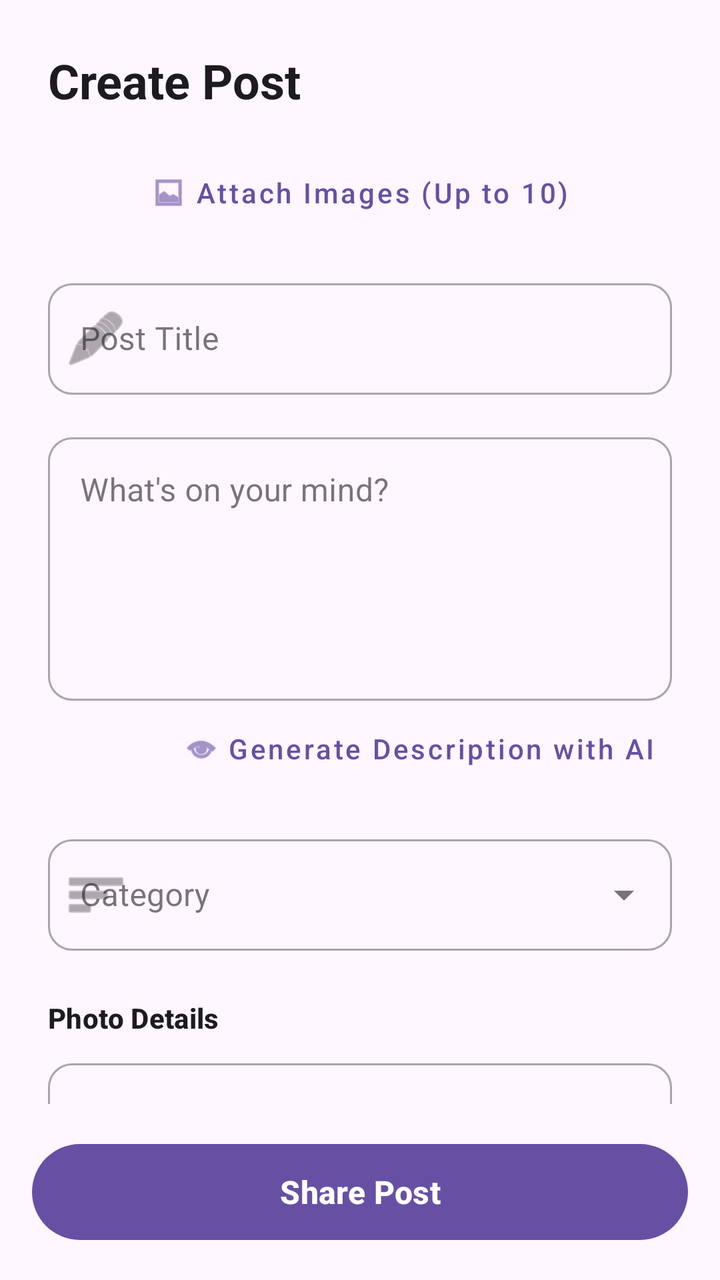
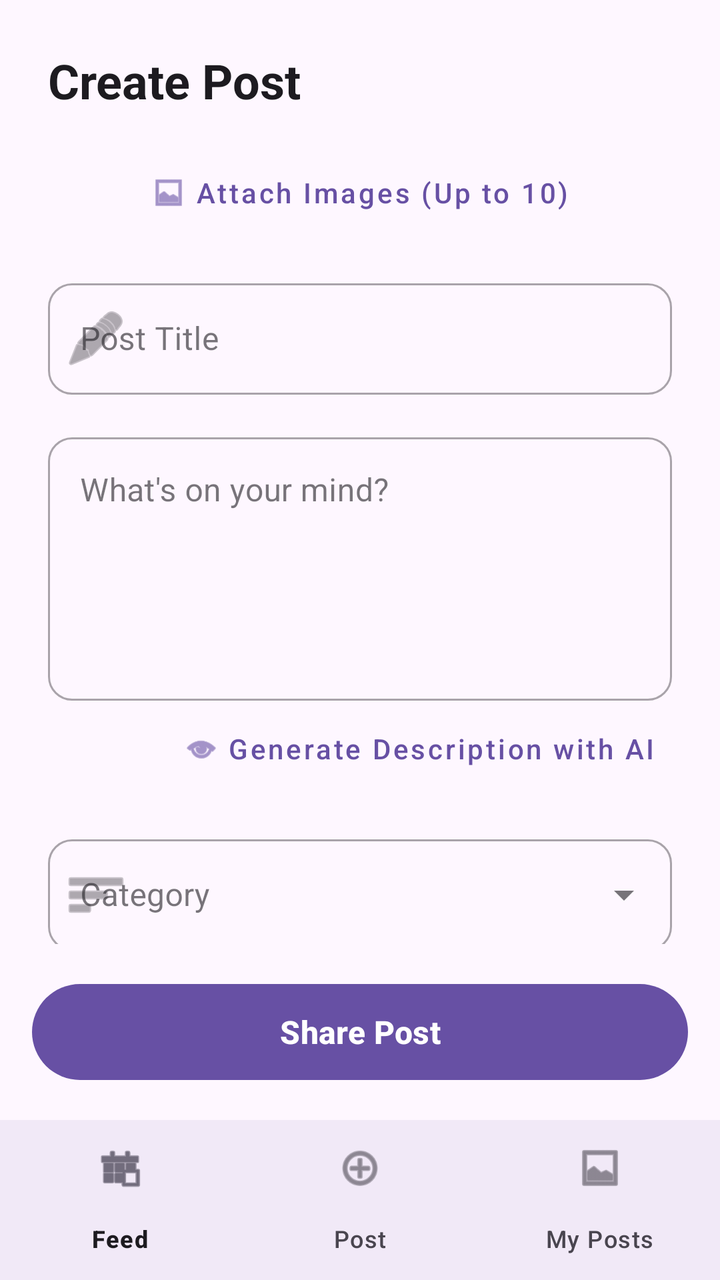

An Android layout rendered at two revisions. The XML below is the earlier revision; the diff shows what the commit changed to produce the second picture.
<!-- AndroidManifest.xml: application theme Theme.TravelLog -->
<!-- res/layout/activity_add_post.xml -->
<?xml version="1.0" encoding="utf-8"?>
<androidx.constraintlayout.widget.ConstraintLayout xmlns:android="http://schemas.android.com/apk/res/android"
    xmlns:app="http://schemas.android.com/apk/res-auto"
    xmlns:tools="http://schemas.android.com/tools"
    android:id="@+id/main"
    android:layout_width="match_parent"
    android:layout_height="match_parent"
    android:background="?attr/colorSurface"
    tools:context=".AddPostActivity">

    
    <TextView
        android:id="@+id/tv_header"
        android:layout_width="wrap_content"
        android:layout_height="wrap_content"
        android:layout_marginStart="24dp"
        android:layout_marginTop="24dp"
        android:text="Create Post"
        android:textAppearance="@style/TextAppearance.MaterialComponents.Headline5"
        android:textStyle="bold"
        app:layout_constraintStart_toStartOf="parent"
        app:layout_constraintTop_toTopOf="parent" />

    <androidx.core.widget.NestedScrollView
        android:layout_width="match_parent"
        android:layout_height="0dp"
        android:layout_marginTop="16dp"
        android:fillViewport="true"
        app:layout_constraintBottom_toTopOf="@+id/bottom_container"
        app:layout_constraintTop_toBottomOf="@+id/tv_header">

        <LinearLayout
            android:layout_width="match_parent"
            android:layout_height="wrap_content"
            android:orientation="vertical"
            android:paddingHorizontal="24dp"
            android:paddingBottom="24dp">

            
            <androidx.recyclerview.widget.RecyclerView
                android:id="@+id/rv_image_previews"
                android:layout_width="match_parent"
                android:layout_height="200dp"
                android:layout_marginBottom="8dp"
                android:orientation="horizontal"
                android:visibility="gone"
                app:layoutManager="androidx.recyclerview.widget.LinearLayoutManager"
                tools:listitem="@android:layout/simple_list_item_1"
                tools:visibility="visible" />

            <com.google.android.material.button.MaterialButton
                android:id="@+id/select_image_btn"
                style="@style/Widget.MaterialComponents.Button.TextButton"
                android:layout_width="wrap_content"
                android:layout_height="wrap_content"
                android:layout_gravity="center_horizontal"
                android:layout_marginBottom="16dp"
                android:text="Attach Images (Up to 10)"
                android:textAllCaps="false"
                app:icon="@android:drawable/ic_menu_gallery" />

            
            <com.google.android.material.textfield.TextInputLayout
                android:id="@+id/post_title_layout"
                style="@style/Widget.MaterialComponents.TextInputLayout.OutlinedBox"
                android:layout_width="match_parent"
                android:layout_height="wrap_content"
                android:hint="Post Title"
                app:boxCornerRadiusBottomEnd="12dp"
                app:boxCornerRadiusBottomStart="12dp"
                app:boxCornerRadiusTopEnd="12dp"
                app:boxCornerRadiusTopStart="12dp"
                app:startIconDrawable="@android:drawable/ic_menu_edit">

                <com.google.android.material.textfield.TextInputEditText
                    android:id="@+id/post_title"
                    android:layout_width="match_parent"
                    android:layout_height="wrap_content"
                    android:inputType="textCapWords" />

            </com.google.android.material.textfield.TextInputLayout>

            
            <com.google.android.material.textfield.TextInputLayout
                android:id="@+id/post_description_layout"
                style="@style/Widget.MaterialComponents.TextInputLayout.OutlinedBox"
                android:layout_width="match_parent"
                android:layout_height="wrap_content"
                android:layout_marginTop="16dp"
                android:hint="What's on your mind?"
                app:boxCornerRadiusBottomEnd="12dp"
                app:boxCornerRadiusBottomStart="12dp"
                app:boxCornerRadiusTopEnd="12dp"
                app:boxCornerRadiusTopStart="12dp">

                <com.google.android.material.textfield.TextInputEditText
                    android:id="@+id/post_description"
                    android:layout_width="match_parent"
                    android:layout_height="wrap_content"
                    android:gravity="top"
                    android:minLines="5"
                    android:inputType="textMultiLine" />

            </com.google.android.material.textfield.TextInputLayout>

            <com.google.android.material.button.MaterialButton
                android:id="@+id/btn_generate_ai_description"
                style="@style/Widget.MaterialComponents.Button.TextButton"
                android:layout_width="wrap_content"
                android:layout_height="wrap_content"
                android:layout_gravity="end"
                android:text="Generate Description with AI"
                android:textAllCaps="false"
                app:icon="@android:drawable/ic_menu_view" />

            
            <com.google.android.material.textfield.TextInputLayout
                android:id="@+id/post_category_layout"
                style="@style/Widget.MaterialComponents.TextInputLayout.OutlinedBox.ExposedDropdownMenu"
                android:layout_width="match_parent"
                android:layout_height="wrap_content"
                android:layout_marginTop="16dp"
                android:hint="Category"
                app:boxCornerRadiusBottomEnd="12dp"
                app:boxCornerRadiusBottomStart="12dp"
                app:boxCornerRadiusTopEnd="12dp"
                app:boxCornerRadiusTopStart="12dp"
                app:startIconDrawable="@android:drawable/ic_menu_sort_by_size">

                <AutoCompleteTextView
                    android:id="@+id/post_category"
                    android:layout_width="match_parent"
                    android:layout_height="wrap_content"
                    android:inputType="none" />

            </com.google.android.material.textfield.TextInputLayout>

            
            <TextView
                android:layout_width="wrap_content"
                android:layout_height="wrap_content"
                android:layout_marginTop="24dp"
                android:layout_marginBottom="8dp"
                android:text="Photo Details"
                android:textAppearance="@style/TextAppearance.MaterialComponents.Subtitle2"
                android:textStyle="bold" />

            <com.google.android.material.textfield.TextInputLayout
                style="@style/Widget.MaterialComponents.TextInputLayout.OutlinedBox"
                android:layout_width="match_parent"
                android:layout_height="wrap_content"
                android:hint="Camera"
                app:boxCornerRadiusBottomEnd="12dp"
                app:boxCornerRadiusBottomStart="12dp"
                app:boxCornerRadiusTopEnd="12dp"
                app:boxCornerRadiusTopStart="12dp">

                <com.google.android.material.textfield.TextInputEditText
                    android:id="@+id/post_camera"
                    android:layout_width="match_parent"
                    android:layout_height="wrap_content" />

            </com.google.android.material.textfield.TextInputLayout>

            <com.google.android.material.textfield.TextInputLayout
                style="@style/Widget.MaterialComponents.TextInputLayout.OutlinedBox"
                android:layout_width="match_parent"
                android:layout_height="wrap_content"
                android:layout_marginTop="12dp"
                android:hint="Lens"
                app:boxCornerRadiusBottomEnd="12dp"
                app:boxCornerRadiusBottomStart="12dp"
                app:boxCornerRadiusTopEnd="12dp"
                app:boxCornerRadiusTopStart="12dp">

                <com.google.android.material.textfield.TextInputEditText
                    android:id="@+id/post_lens"
                    android:layout_width="match_parent"
                    android:layout_height="wrap_content" />

            </com.google.android.material.textfield.TextInputLayout>

            <LinearLayout
                android:layout_width="match_parent"
                android:layout_height="wrap_content"
                android:layout_marginTop="12dp"
                android:orientation="horizontal">

                <com.google.android.material.textfield.TextInputLayout
                    style="@style/Widget.MaterialComponents.TextInputLayout.OutlinedBox"
                    android:layout_width="0dp"
                    android:layout_height="wrap_content"
                    android:layout_weight="1"
                    android:layout_marginEnd="6dp"
                    android:hint="Shutter Speed"
                    app:boxCornerRadiusBottomEnd="12dp"
                    app:boxCornerRadiusBottomStart="12dp"
                    app:boxCornerRadiusTopEnd="12dp"
                    app:boxCornerRadiusTopStart="12dp">

                    <com.google.android.material.textfield.TextInputEditText
                        android:id="@+id/post_shutter_speed"
                        android:layout_width="match_parent"
                        android:layout_height="wrap_content" />

                </com.google.android.material.textfield.TextInputLayout>

                <com.google.android.material.textfield.TextInputLayout
                    style="@style/Widget.MaterialComponents.TextInputLayout.OutlinedBox"
                    android:layout_width="0dp"
                    android:layout_height="wrap_content"
                    android:layout_weight="1"
                    android:layout_marginStart="6dp"
                    android:hint="Aperture"
                    app:boxCornerRadiusBottomEnd="12dp"
                    app:boxCornerRadiusBottomStart="12dp"
                    app:boxCornerRadiusTopEnd="12dp"
                    app:boxCornerRadiusTopStart="12dp">

                    <com.google.android.material.textfield.TextInputEditText
                        android:id="@+id/post_aperture"
                        android:layout_width="match_parent"
                        android:layout_height="wrap_content" />

                </com.google.android.material.textfield.TextInputLayout>

            </LinearLayout>

        </LinearLayout>
    </androidx.core.widget.NestedScrollView>

    
    <FrameLayout
        android:id="@+id/bottom_container"
        android:layout_width="match_parent"
        android:layout_height="wrap_content"
        android:padding="16dp"
        app:layout_constraintBottom_toBottomOf="parent">

        <com.google.android.material.button.MaterialButton
            android:id="@+id/send_post"
            android:layout_width="match_parent"
            android:layout_height="56dp"
            android:text="Share Post"
            android:textAllCaps="false"
            android:textSize="16sp"
            android:textStyle="bold"
            app:cornerRadius="28dp" />

    </FrameLayout>

</androidx.constraintlayout.widget.ConstraintLayout>
<!-- resources referenced by this layout -->
<resources>
  <style name="Theme.TravelLog" parent="Base.Theme.TravelLog" />
  <style name="Base.Theme.TravelLog" parent="Theme.Material3.DayNight.NoActionBar">
          
          
      </style>
</resources>

<!-- the commit's change to res/layout/activity_add_post.xml (unified diff, before → after) -->
@@ -1,5 +1,5 @@
 <?xml version="1.0" encoding="utf-8"?>
-<androidx.constraintlayout.widget.ConstraintLayout xmlns:android="http://schemas.android.com/apk/res/android"
+<RelativeLayout xmlns:android="http://schemas.android.com/apk/res/android"
     xmlns:app="http://schemas.android.com/apk/res-auto"
     xmlns:tools="http://schemas.android.com/tools"
     android:id="@+id/main"
@@ -18,16 +18,15 @@
         android:text="Create Post"
         android:textAppearance="@style/TextAppearance.MaterialComponents.Headline5"
         android:textStyle="bold"
-        app:layout_constraintStart_toStartOf="parent"
-        app:layout_constraintTop_toTopOf="parent" />
+        android:layout_alignParentTop="true" />
 
     <androidx.core.widget.NestedScrollView
         android:layout_width="match_parent"
-        android:layout_height="0dp"
+        android:layout_height="match_parent"
+        android:layout_below="@id/tv_header"
+        android:layout_above="@+id/bottom_container"
         android:layout_marginTop="16dp"
-        android:fillViewport="true"
-        app:layout_constraintBottom_toTopOf="@+id/bottom_container"
-        app:layout_constraintTop_toBottomOf="@+id/tv_header">
+        android:fillViewport="true">
 
         <LinearLayout
             android:layout_width="match_parent"
@@ -235,7 +234,7 @@
         android:layout_width="match_parent"
         android:layout_height="wrap_content"
         android:padding="16dp"
-        app:layout_constraintBottom_toBottomOf="parent">
+        android:layout_above="@+id/bottom_navigation">
 
         <com.google.android.material.button.MaterialButton
             android:id="@+id/send_post"
@@ -249,4 +248,12 @@
 
     </FrameLayout>
 
-</androidx.constraintlayout.widget.ConstraintLayout>
+    <com.google.android.material.bottomnavigation.BottomNavigationView
+        android:id="@+id/bottom_navigation"
+        android:layout_width="match_parent"
+        android:layout_height="wrap_content"
+        android:layout_alignParentBottom="true"
+        android:background="?android:attr/windowBackground"
+        app:menu="@menu/bottom_nav_menu" />
+
+</RelativeLayout>
